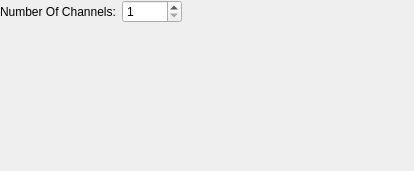
This is src/asciireadersettings.ui in AlexanderAmelkin/SerialPlot as Qt 5 draws it before an edit. The edited form follows.
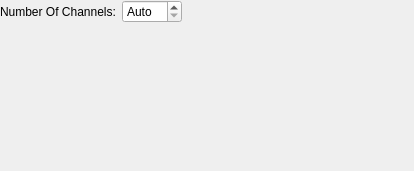
This is the edited form.

Commit message: number of channels will be determined automatically from input data for ascii

```diff
--- a/src/asciireadersettings.ui
+++ b/src/asciireadersettings.ui
@@ -44,13 +44,16 @@
         </size>
        </property>
        <property name="toolTip">
-        <string>Select number of channels</string>
+        <string>Select number of channels or set to 0 for Auto (determined from incoming data)</string>
+       </property>
+       <property name="specialValueText">
+        <string>Auto</string>
        </property>
        <property name="keyboardTracking">
         <bool>false</bool>
        </property>
        <property name="minimum">
-        <number>1</number>
+        <number>0</number>
        </property>
        <property name="maximum">
         <number>32</number>
```
The commit also changes 2 other files.
